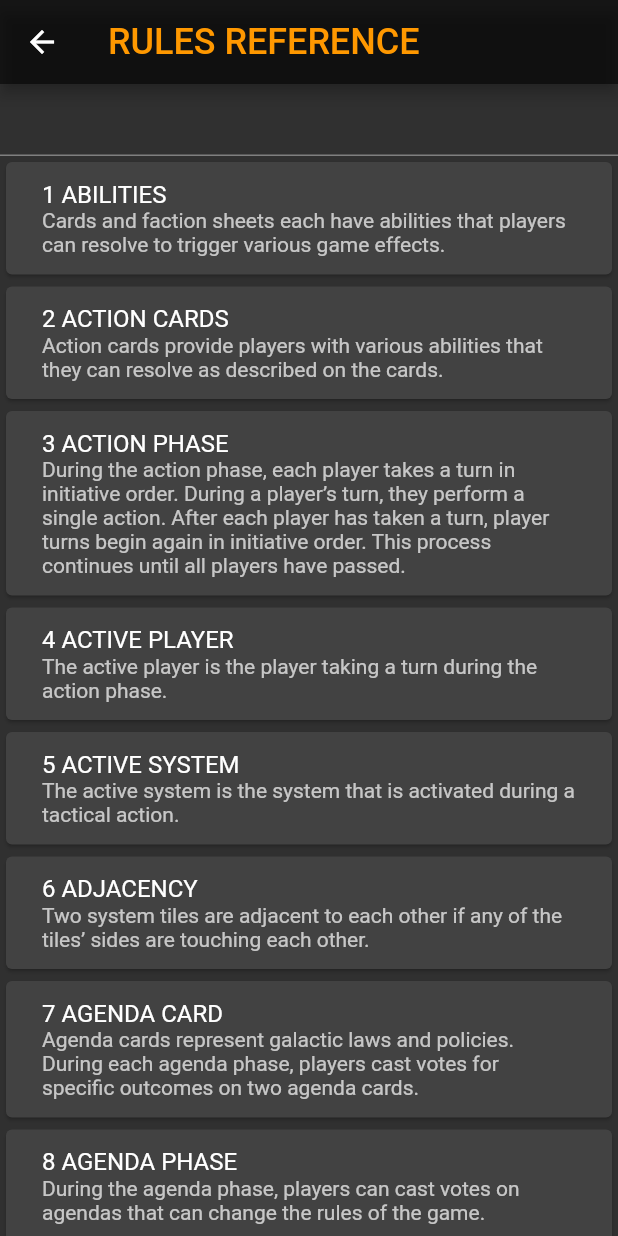
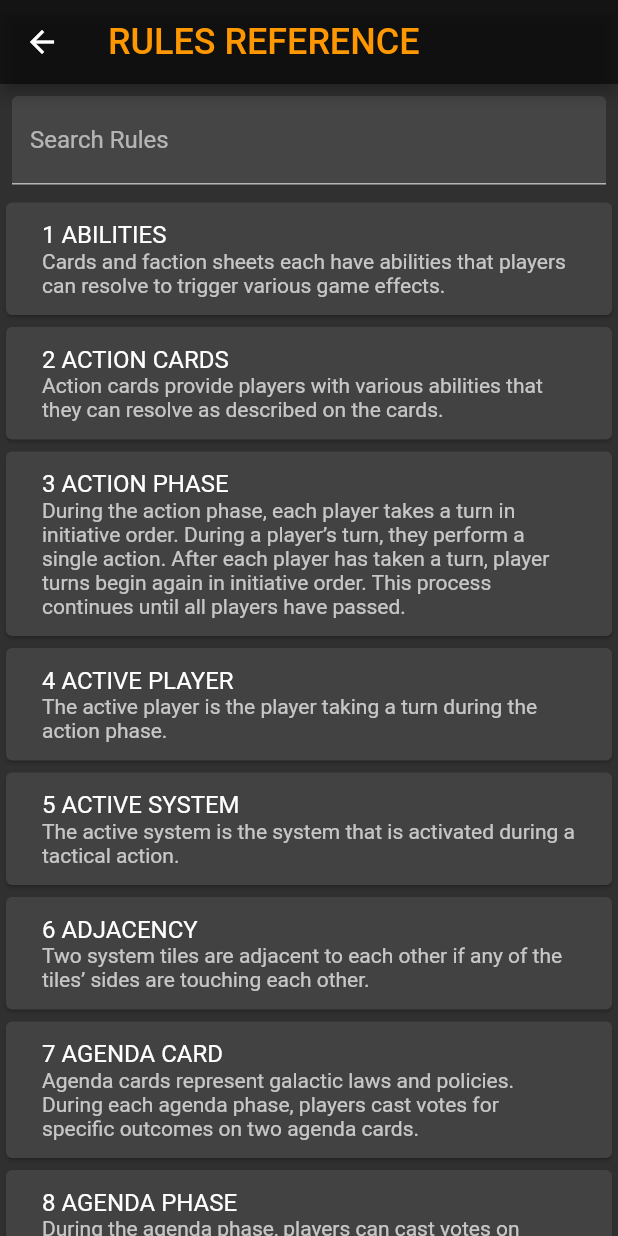
Before and after one commit to SamMalcolm/twilight-imperium-companion-app, a Flutter app: the screen it shows after launch, after a tap on "RULES REFERENCE", on a phone screen of 412 x 824 dp. Run offline on Flutter 3.47's test engine with Material 2 defaults, Android fonts, the phone set to English and light mode, and no system bars; our stand-ins replace firebase_messaging; missing offline and left inert: flutter_apns; accounts and stored records are empty; Roboto replaces fonts that are missing (Ambroise, Handel).

Commit message:
Rules reference finished

```diff
--- a/lib/main.dart
+++ b/lib/main.dart
@@ -27,7 +27,8 @@ class MyApp extends StatelessWidget {
         // or simply save your changes to "hot reload" in a Flutter IDE).
         // Notice that the counter didn't reset back to zero; the application
         // is not restarted.
-        primarySwatch: Colors.blue,
+        primarySwatch: Colors.grey,
+        accentColor: Colors.orange,
         // This makes the visual density adapt to the platform that you run
         // the app on. For desktop platforms, the controls will be smaller and
         // closer together (more dense) than on mobile platforms.
--- a/lib/rulese-rerference.dart
+++ b/lib/rulese-rerference.dart
@@ -1,5 +1,6 @@
 import 'package:flutter/material.dart';
 import 'rules-reference-data.dart';
+import 'rule-view.dart';
 
 class RulesReferenceView extends StatefulWidget {
   RulesReferenceView({Key key, this.title}) : super(key: key);
@@ -10,13 +11,14 @@ class RulesReferenceView extends StatefulWidget {
   _RulesReferenceViewState createState() => _RulesReferenceViewState();
 }
 
-Widget ruleCard(name, context, subtitle, number) {
+Widget ruleCard(name, context, subtitle, number, rule) {
   return Card(
       child: Padding(
     padding: const EdgeInsets.all(8.0),
     child: ListTile(
         onTap: () {
-          print('press');
+          Navigator.push(context,
+              MaterialPageRoute(builder: (context) => RulesView(rule: rule)));
         },
         title:
             Text(number + " " + name, style: TextStyle(fontFamily: 'Handel')),
@@ -28,7 +30,7 @@ List<Widget> rulesOptions(rulesData, context) {
   List<Widget> output = [];
   for (var i = 0; i < rulesData.length; i++) {
     output.add(ruleCard(rulesData[i]["title"], context,
-        rulesData[i]['sub_text'][0], rulesData[i]['number']));
+        rulesData[i]['sub_text'][0], rulesData[i]['number'], rulesData[i]));
   }
   return output;
 }
@@ -58,12 +60,13 @@ class _RulesReferenceViewState extends State<RulesReferenceView> {
           backgroundColor: Colors.black54,
         ),
         body: Column(children: [
-          TextField(
+          Padding(
+            padding: const EdgeInsets.all(8.0),
+            child: TextField(
               onChanged: (String value) {
                 setState(() {
                   RegExp re =
                       new RegExp(value, caseSensitive: false, multiLine: true);
-                print(re);
 
                   if (value == "") {
                     filteredRulesData = rulesData;
@@ -83,6 +86,9 @@ class _RulesReferenceViewState extends State<RulesReferenceView> {
                   }
                 });
               },
+              decoration:
+                  InputDecoration(filled: true, labelText: 'Search Rules'),
+            ),
           ),
           Expanded(
             child: ListView(children: rulesOptions(filteredRulesData, context)),
```
Also changed, not shown: lib/rule-view.dart (added, +51 -0 lines). Lines whose indentation alone changed are shown as unchanged.
